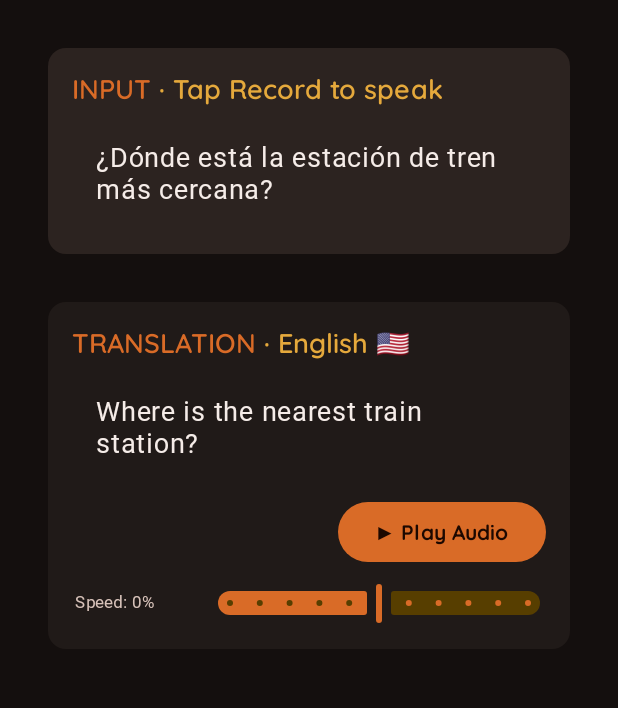
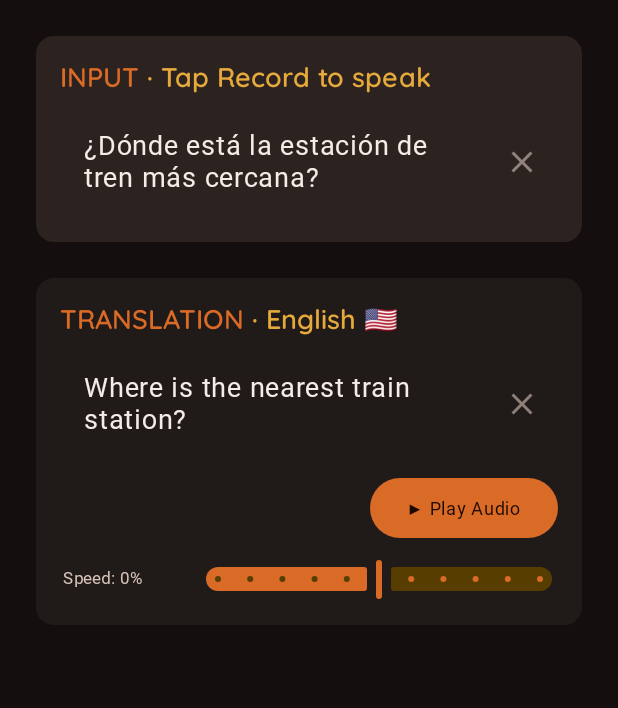
Before and after one commit to srseibs/SpeakFreely, an Android app built with Jetpack Compose: the @Preview function Preview, on a phone screen of 412 x 824 dp, the part 96-804 px from its top. Run offline under Robolectric (Android 15) with nearby library versions, the phone set to English and light mode, and no system bars; Roboto replaces fonts that are not available here.

Commit message:
Add focus management, IME scrolling, and clear text button to main screen

```diff
--- a/app/src/main/java/com/sailinghawklabs/speakfreely/presentation/screen/main/MainScreen.kt
+++ b/app/src/main/java/com/sailinghawklabs/speakfreely/presentation/screen/main/MainScreen.kt
@@ -1,5 +1,6 @@
 package com.sailinghawklabs.speakfreely.presentation.screen.main
 
+import androidx.compose.foundation.gestures.detectTapGestures
 import androidx.compose.foundation.layout.Arrangement
 import androidx.compose.foundation.layout.Box
 import androidx.compose.foundation.layout.Column
@@ -7,8 +8,11 @@ import androidx.compose.foundation.layout.Spacer
 import androidx.compose.foundation.layout.fillMaxSize
 import androidx.compose.foundation.layout.fillMaxWidth
 import androidx.compose.foundation.layout.height
+import androidx.compose.foundation.layout.imePadding
 import androidx.compose.foundation.layout.padding
 import androidx.compose.foundation.layout.systemBarsPadding
+import androidx.compose.foundation.rememberScrollState
+import androidx.compose.foundation.verticalScroll
 import androidx.compose.material.icons.Icons
 import androidx.compose.material.icons.filled.Settings
 import androidx.compose.material3.Button
@@ -23,6 +27,8 @@ import androidx.compose.runtime.Composable
 import androidx.compose.runtime.getValue
 import androidx.compose.ui.Alignment
 import androidx.compose.ui.Modifier
+import androidx.compose.ui.input.pointer.pointerInput
+import androidx.compose.ui.platform.LocalFocusManager
 import androidx.compose.ui.text.font.FontStyle
 import androidx.compose.ui.text.font.FontWeight
 import androidx.compose.ui.tooling.preview.Preview
@@ -87,16 +93,24 @@ fun MainScreenContent(
             )
         }
     ) { scaffoldPadding ->
+        val focusManager = LocalFocusManager.current
+        val scrollState = rememberScrollState()
+
         Box(
             modifier = Modifier
                 .fillMaxSize()
                 .padding(scaffoldPadding)
                 .systemBarsPadding()
+                .pointerInput(Unit) {
+                    detectTapGestures { focusManager.clearFocus() }
+                }
         ) {
             Column(
                 modifier = Modifier
                     .fillMaxSize()
-                    .padding(32.dp),
+                    .imePadding()
+                    .verticalScroll(scrollState)
+                    .padding(24.dp),
                 verticalArrangement = Arrangement.Top,
                 horizontalAlignment = Alignment.CenterHorizontally
             ) {
@@ -117,7 +131,7 @@ fun MainScreenContent(
                     containerColor = MaterialTheme.colorScheme.surfaceVariant
                 )
 
-                Spacer(modifier = Modifier.height(32.dp))
+                Spacer(modifier = Modifier.height(24.dp))
 
                 // 2. Middle Dynamic Reversal Button
                 if (state.showReversalButton && state.detectedLanguage != null) {
@@ -125,7 +139,7 @@ fun MainScreenContent(
                         translationLanguage = state.detectedLanguage,
                         onReverseClicked = { onEvent(MainScreenEvent.ReverseTranslationClicked) }
                     )
-                    Spacer(modifier = Modifier.height(32.dp))
+                    Spacer(modifier = Modifier.height(24.dp))
                 }
 
                 // 3. Bottom Card (TRANSLATION)
@@ -142,7 +156,10 @@ fun MainScreenContent(
                             verticalArrangement = Arrangement.spacedBy(8.dp)
                         ) {
                             Button(onClick = { onEvent(MainScreenEvent.PlayAudioClicked) }) {
-                                Text("▶ Play Audio")
+                                Text(
+                                    text = "▶ Play Audio",
+                                    style = MaterialTheme.typography.labelMedium
+                                )
                             }
 
                             SpeechSlider(
--- a/app/src/main/java/com/sailinghawklabs/speakfreely/presentation/screen/main/component/SpeechCard.kt
+++ b/app/src/main/java/com/sailinghawklabs/speakfreely/presentation/screen/main/component/SpeechCard.kt
@@ -6,8 +6,14 @@ import androidx.compose.foundation.layout.Row
 import androidx.compose.foundation.layout.RowScope
 import androidx.compose.foundation.layout.fillMaxWidth
 import androidx.compose.foundation.layout.padding
+import androidx.compose.foundation.text.KeyboardActions
+import androidx.compose.foundation.text.KeyboardOptions
+import androidx.compose.material.icons.Icons
+import androidx.compose.material.icons.filled.Clear
 import androidx.compose.material3.Card
 import androidx.compose.material3.CardDefaults
+import androidx.compose.material3.Icon
+import androidx.compose.material3.IconButton
 import androidx.compose.material3.MaterialTheme
 import androidx.compose.material3.OutlinedTextField
 import androidx.compose.material3.OutlinedTextFieldDefaults
@@ -16,6 +22,9 @@ import androidx.compose.runtime.Composable
 import androidx.compose.ui.Alignment
 import androidx.compose.ui.Modifier
 import androidx.compose.ui.graphics.Color
+import androidx.compose.ui.platform.LocalFocusManager
+import androidx.compose.ui.text.input.ImeAction
+import androidx.compose.ui.text.input.KeyboardType
 import androidx.compose.ui.tooling.preview.Preview
 import androidx.compose.ui.unit.dp
 import com.sailinghawklabs.speakfreely.presentation.theme.AppTheme
@@ -31,6 +40,9 @@ fun SpeechCard(
     headerActions: @Composable (RowScope.() -> Unit)? = null,
     bottomActions: @Composable (RowScope.() -> Unit)? = null
 ) {
+
+    val focusManager = LocalFocusManager.current
+
     Card(
         modifier = modifier.fillMaxWidth(),
         colors = CardDefaults.cardColors(containerColor = containerColor)
@@ -77,9 +89,18 @@ fun SpeechCard(
             // 2. Editable Text Area (TextField)
             OutlinedTextField(
                 value = text,
-                onValueChange = onTextChange,
+                onValueChange = { newText ->
+                    // Strip embedded line breaks (\n and \r) so text stays on a single continuous paragraph
+                    val sanitizedText = newText.replace("\n", " ").replace("\r", " ")
+                    onTextChange(sanitizedText)
+                },
                 modifier = Modifier.fillMaxWidth(),
                 textStyle = MaterialTheme.typography.bodyLarge,
+                keyboardOptions = KeyboardOptions(
+                    keyboardType = KeyboardType.Text,
+                    imeAction = ImeAction.Next
+                ),
+                keyboardActions = KeyboardActions(onNext = { focusManager.clearFocus() }),
                 colors = OutlinedTextFieldDefaults.colors(
                     focusedBorderColor = MaterialTheme.colorScheme.primary,
                     unfocusedBorderColor = Color.Transparent,
@@ -92,6 +113,17 @@ fun SpeechCard(
                         style = MaterialTheme.typography.bodyLarge,
                         color = MaterialTheme.colorScheme.onSurfaceVariant.copy(alpha = 0.5f)
                     )
+                },
+                trailingIcon = {
+                    if (text.isNotEmpty()) {
+                        IconButton(onClick = { onTextChange("") }) {
+                            Icon(
+                                imageVector = Icons.Default.Clear,
+                                contentDescription = "Clear Text",
+                                tint = MaterialTheme.colorScheme.onSurfaceVariant.copy(alpha = 0.6f)
+                            )
+                        }
+                    }
                 }
             )
 
```
